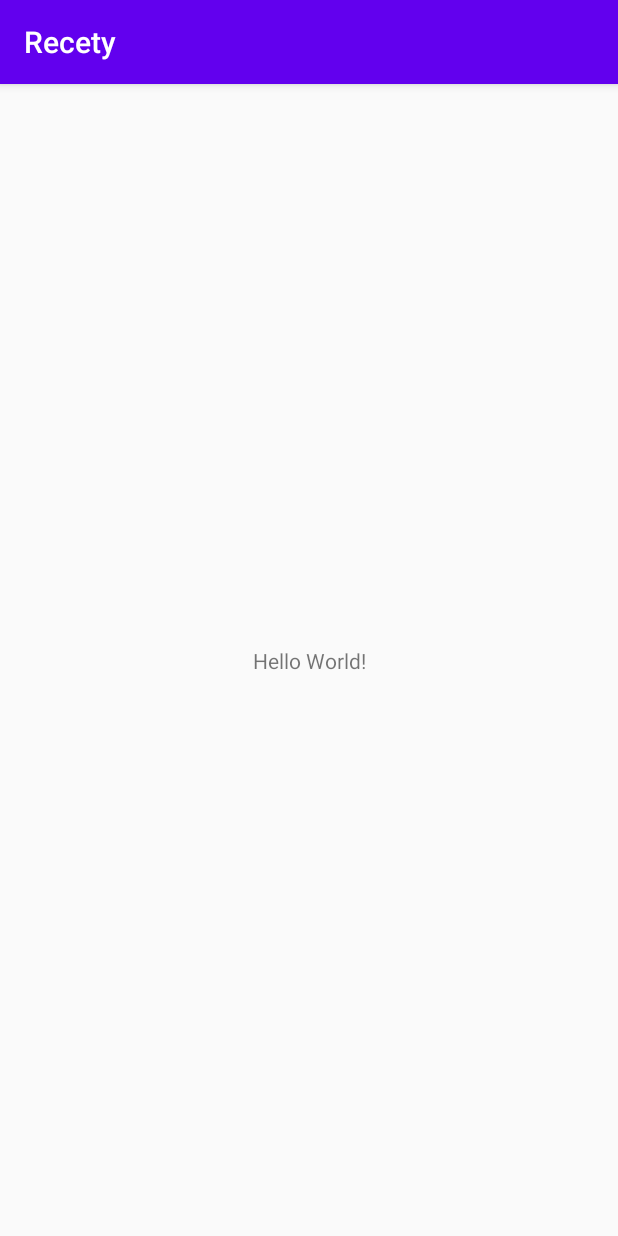
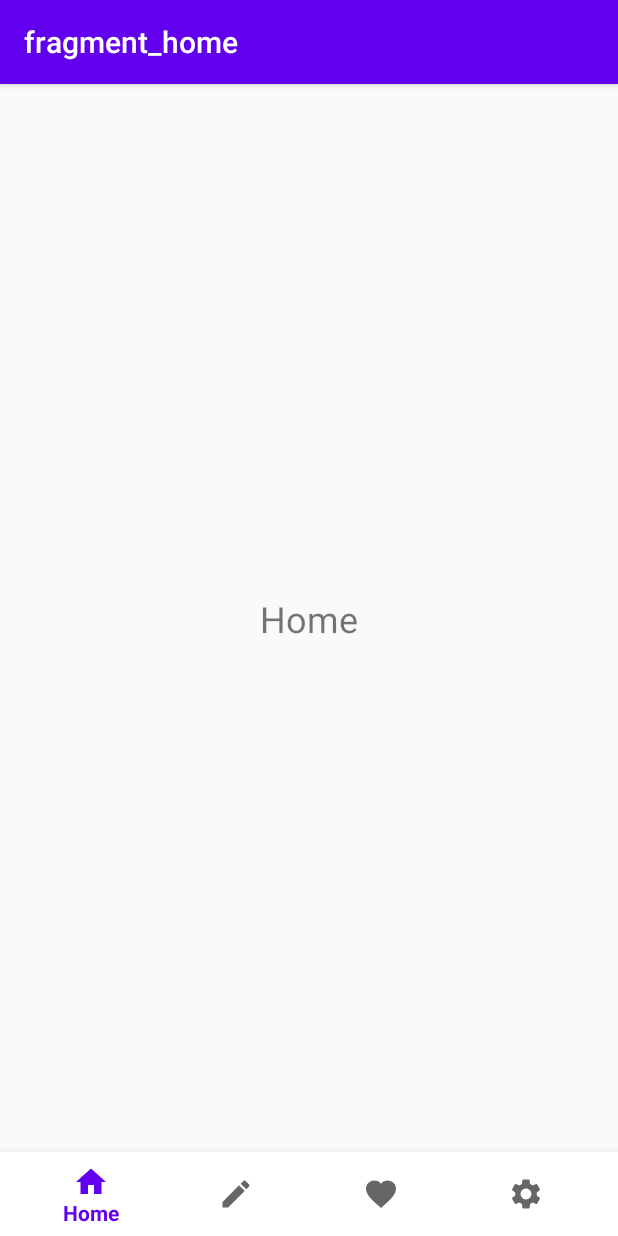
Before and after one commit to JorgeReyesU/Recety, an Android app: the screen it shows after launch (MainActivity), on a phone screen of 412 x 824 dp. Run offline under Robolectric (Android 15) with nearby library versions, the light colour scheme and no system bars; our stand-ins replace navigation-ui.

Commit message:
Bottom Navigation

```diff
--- a/app/build.gradle
+++ b/app/build.gradle
@@ -26,6 +26,10 @@ dependencies {
     implementation fileTree(dir: "libs", include: ["*.jar"])
     implementation 'androidx.appcompat:appcompat:1.2.0'
     implementation 'androidx.constraintlayout:constraintlayout:2.0.1'
+    implementation 'com.google.android.material:material:1.2.1'
+    implementation 'androidx.navigation:navigation-fragment:2.3.0'
+    implementation 'androidx.navigation:navigation-ui:2.3.0'
+    implementation 'androidx.legacy:legacy-support-v4:1.0.0'
     testImplementation 'junit:junit:4.12'
     androidTestImplementation 'androidx.test.ext:junit:1.1.2'
     androidTestImplementation 'androidx.test.espresso:espresso-core:3.3.0'
--- /dev/null
+++ b/app/src/main/java/com/example/recety/Home.java
@@ -0,0 +1,64 @@
+package com.example.recety;
+
+import android.os.Bundle;
+
+import androidx.fragment.app.Fragment;
+
+import android.view.LayoutInflater;
+import android.view.View;
+import android.view.ViewGroup;
+
+/**
+ * A simple {@link Fragment} subclass.
+ * Use the {@link Home#newInstance} factory method to
+ * create an instance of this fragment.
+ */
+public class Home extends Fragment {
+
+    // TODO: Rename parameter arguments, choose names that match
+    // the fragment initialization parameters, e.g. ARG_ITEM_NUMBER
+    private static final String ARG_PARAM1 = "param1";
+    private static final String ARG_PARAM2 = "param2";
+
+    // TODO: Rename and change types of parameters
+    private String mParam1;
+    private String mParam2;
+
+    public Home() {
+        // Required empty public constructor
+    }
+
+    /**
+     * Use this factory method to create a new instance of
+     * this fragment using the provided parameters.
+     *
+     * @param param1 Parameter 1.
+     * @param param2 Parameter 2.
+     * @return A new instance of fragment Home.
+     */
+    // TODO: Rename and change types and number of parameters
+    public static Home newInstance(String param1, String param2) {
+        Home fragment = new Home();
+        Bundle args = new Bundle();
+        args.putString(ARG_PARAM1, param1);
+        args.putString(ARG_PARAM2, param2);
+        fragment.setArguments(args);
+        return fragment;
+    }
+
+    @Override
+    public void onCreate(Bundle savedInstanceState) {
+        super.onCreate(savedInstanceState);
+        if (getArguments() != null) {
+            mParam1 = getArguments().getString(ARG_PARAM1);
+            mParam2 = getArguments().getString(ARG_PARAM2);
+        }
+    }
+
+    @Override
+    public View onCreateView(LayoutInflater inflater, ViewGroup container,
+                             Bundle savedInstanceState) {
+        // Inflate the layout for this fragment
+        return inflater.inflate(R.layout.fragment_home2, container, false);
+    }
+}
--- a/app/src/main/java/com/example/recety/MainActivity.java
+++ b/app/src/main/java/com/example/recety/MainActivity.java
@@ -1,8 +1,14 @@
 package com.example.recety;
 
 import androidx.appcompat.app.AppCompatActivity;
+import androidx.navigation.NavController;
+import androidx.navigation.Navigation;
+import androidx.navigation.ui.AppBarConfiguration;
+import androidx.navigation.ui.NavigationUI;
 
 import android.os.Bundle;
+
+import com.google.android.material.bottomnavigation.BottomNavigationView;
 
 public class MainActivity extends AppCompatActivity {
 
@@ -10,5 +16,15 @@ public class MainActivity extends AppCompatActivity {
     protected void onCreate(Bundle savedInstanceState) {
         super.onCreate(savedInstanceState);
         setContentView(R.layout.activity_main);
+
+        BottomNavigationView navView = findViewById(R.id.bottomNavigationView);
+        // Passing each menu ID as a set of Ids because each
+        // menu should be considered as top level destinations.
+        AppBarConfiguration appBarConfiguration = new AppBarConfiguration.Builder(
+                R.id.home, R.id.create, R.id.favorites, R.id.settings)
+                .build();
+        NavController navController = Navigation.findNavController(this, R.id.fragment);
+        NavigationUI.setupActionBarWithNavController(this, navController, appBarConfiguration);
+        NavigationUI.setupWithNavController(navView, navController);
     }
 }
--- /dev/null
+++ b/app/src/main/res/drawable/ic_create.xml
@@ -0,0 +1,10 @@
+<vector xmlns:android="http://schemas.android.com/apk/res/android"
+    android:width="24dp"
+    android:height="24dp"
+    android:viewportWidth="24"
+    android:viewportHeight="24"
+    android:tint="?attr/colorControlNormal">
+  <path
+      android:fillColor="@android:color/white"
+      android:pathData="M3,17.25V21h3.75L17.81,9.94l-3.75,-3.75L3,17.25zM20.71,7.04c0.39,-0.39 0.39,-1.02 0,-1.41l-2.34,-2.34c-0.39,-0.39 -1.02,-0.39 -1.41,0l-1.83,1.83 3.75,3.75 1.83,-1.83z"/>
+</vector>
--- /dev/null
+++ b/app/src/main/res/drawable/ic_favorite.xml
@@ -0,0 +1,10 @@
+<vector xmlns:android="http://schemas.android.com/apk/res/android"
+    android:width="24dp"
+    android:height="24dp"
+    android:viewportWidth="24"
+    android:viewportHeight="24"
+    android:tint="?attr/colorControlNormal">
+  <path
+      android:fillColor="@android:color/white"
+      android:pathData="M12,21.35l-1.45,-1.32C5.4,15.36 2,12.28 2,8.5 2,5.42 4.42,3 7.5,3c1.74,0 3.41,0.81 4.5,2.09C13.09,3.81 14.76,3 16.5,3 19.58,3 22,5.42 22,8.5c0,3.78 -3.4,6.86 -8.55,11.54L12,21.35z"/>
+</vector>
--- /dev/null
+++ b/app/src/main/res/drawable/ic_home.xml
@@ -0,0 +1,10 @@
+<vector xmlns:android="http://schemas.android.com/apk/res/android"
+    android:width="24dp"
+    android:height="24dp"
+    android:viewportWidth="24"
+    android:viewportHeight="24"
+    android:tint="?attr/colorControlNormal">
+  <path
+      android:fillColor="@android:color/white"
+      android:pathData="M10,20v-6h4v6h5v-8h3L12,3 2,12h3v8z"/>
+</vector>
--- /dev/null
+++ b/app/src/main/res/drawable/ic_settings.xml
@@ -0,0 +1,10 @@
+<vector xmlns:android="http://schemas.android.com/apk/res/android"
+    android:width="24dp"
+    android:height="24dp"
+    android:viewportWidth="24"
+    android:viewportHeight="24"
+    android:tint="?attr/colorControlNormal">
+  <path
+      android:fillColor="@android:color/white"
+      android:pathData="M19.14,12.94c0.04,-0.3 0.06,-0.61 0.06,-0.94c0,-0.32 -0.02,-0.64 -0.07,-0.94l2.03,-1.58c0.18,-0.14 0.23,-0.41 0.12,-0.61l-1.92,-3.32c-0.12,-0.22 -0.37,-0.29 -0.59,-0.22l-2.39,0.96c-0.5,-0.38 -1.03,-0.7 -1.62,-0.94L14.4,2.81c-0.04,-0.24 -0.24,-0.41 -0.48,-0.41h-3.84c-0.24,0 -0.43,0.17 -0.47,0.41L9.25,5.35C8.66,5.59 8.12,5.92 7.63,6.29L5.24,5.33c-0.22,-0.08 -0.47,0 -0.59,0.22L2.74,8.87C2.62,9.08 2.66,9.34 2.86,9.48l2.03,1.58C4.84,11.36 4.8,11.69 4.8,12s0.02,0.64 0.07,0.94l-2.03,1.58c-0.18,0.14 -0.23,0.41 -0.12,0.61l1.92,3.32c0.12,0.22 0.37,0.29 0.59,0.22l2.39,-0.96c0.5,0.38 1.03,0.7 1.62,0.94l0.36,2.54c0.05,0.24 0.24,0.41 0.48,0.41h3.84c0.24,0 0.44,-0.17 0.47,-0.41l0.36,-2.54c0.59,-0.24 1.13,-0.56 1.62,-0.94l2.39,0.96c0.22,0.08 0.47,0 0.59,-0.22l1.92,-3.32c0.12,-0.22 0.07,-0.47 -0.12,-0.61L19.14,12.94zM12,15.6c-1.98,0 -3.6,-1.62 -3.6,-3.6s1.62,-3.6 3.6,-3.6s3.6,1.62 3.6,3.6S13.98,15.6 12,15.6z"/>
+</vector>
--- a/app/src/main/res/layout/activity_main.xml
+++ b/app/src/main/res/layout/activity_main.xml
@@ -6,13 +6,26 @@
     android:layout_height="match_parent"
     tools:context=".MainActivity">
 
-    <TextView
-        android:layout_width="wrap_content"
+    <com.google.android.material.bottomnavigation.BottomNavigationView
+        android:id="@+id/bottomNavigationView"
+        android:layout_width="match_parent"
         android:layout_height="wrap_content"
-        android:text="Hello World!"
+        android:background="#fff"
         app:layout_constraintBottom_toBottomOf="parent"
-        app:layout_constraintLeft_toLeftOf="parent"
-        app:layout_constraintRight_toRightOf="parent"
-        app:layout_constraintTop_toTopOf="parent" />
+        app:layout_constraintEnd_toEndOf="parent"
+        app:layout_constraintStart_toStartOf="parent"
+        app:menu="@menu/bottom_menu"/>
 
+
+    <fragment
+        android:id="@+id/fragment"
+        android:name="androidx.navigation.fragment.NavHostFragment"
+        android:layout_width="409dp"
+        android:layout_height="673dp"
+        app:defaultNavHost="true"
+        app:layout_constraintBottom_toTopOf="@+id/bottomNavigationView"
+        app:layout_constraintEnd_toEndOf="parent"
+        app:layout_constraintStart_toStartOf="parent"
+        app:layout_constraintTop_toTopOf="parent"
+        app:navGraph="@navigation/my_nav" />
 </androidx.constraintlayout.widget.ConstraintLayout>
--- /dev/null
+++ b/app/src/main/res/layout/fragment_home2.xml
@@ -0,0 +1,19 @@
+<?xml version="1.0" encoding="utf-8"?>
+<androidx.constraintlayout.widget.ConstraintLayout xmlns:android="http://schemas.android.com/apk/res/android"
+    xmlns:app="http://schemas.android.com/apk/res-auto"
+    xmlns:tools="http://schemas.android.com/tools"
+    android:layout_width="match_parent"
+    android:layout_height="match_parent"
+    tools:context=".Home">
+
+    <TextView
+        android:id="@+id/textView3"
+        android:layout_width="wrap_content"
+        android:layout_height="wrap_content"
+        android:text="Home"
+        android:textSize="24dp"
+        app:layout_constraintBottom_toBottomOf="parent"
+        app:layout_constraintEnd_toEndOf="parent"
+        app:layout_constraintStart_toStartOf="parent"
+        app:layout_constraintTop_toTopOf="parent" />
+</androidx.constraintlayout.widget.ConstraintLayout>
--- /dev/null
+++ b/app/src/main/res/menu/bottom_menu.xml
@@ -0,0 +1,24 @@
+<?xml version="1.0" encoding="utf-8"?>
+<menu xmlns:android="http://schemas.android.com/apk/res/android">
+
+    <item
+        android:id="@+id/home"
+        android:title="Home"
+        android:icon="@drawable/ic_home"/>
+
+    <item
+        android:id="@+id/create"
+        android:title="Create"
+        android:icon="@drawable/ic_create"/>
+
+    <item
+        android:id="@+id/favorites"
+        android:title="Favorites"
+        android:icon="@drawable/ic_favorite"/>
+
+    <item
+        android:id="@+id/settings"
+        android:title="Settings"
+        android:icon="@drawable/ic_settings"/>
+
+</menu>
--- /dev/null
+++ b/app/src/main/res/navigation/my_nav.xml
@@ -0,0 +1,28 @@
+<?xml version="1.0" encoding="utf-8"?>
+<navigation xmlns:android="http://schemas.android.com/apk/res/android"
+    xmlns:app="http://schemas.android.com/apk/res-auto"
+    xmlns:tools="http://schemas.android.com/tools"
+    android:id="@+id/my_nav"
+    app:startDestination="@id/home">
+
+    <fragment
+        android:id="@+id/home"
+        android:name="com.example.recety.Home"
+        android:label="fragment_home"
+        tools:layout="@layout/fragment_home2" />
+    <fragment
+        android:id="@+id/create"
+        android:name="com.example.recety.Create"
+        android:label="fragment_create"
+        tools:layout="@layout/fragment_create2" />
+    <fragment
+        android:id="@+id/favorites"
+        android:name="com.example.recety.Favorites"
+        android:label="fragment_favorites"
+        tools:layout="@layout/fragment_favorites2" />
+    <fragment
+        android:id="@+id/settings"
+        android:name="com.example.recety.Settings"
+        android:label="fragment_settings"
+        tools:layout="@layout/fragment_settings2" />
+</navigation>
--- a/app/src/main/res/values/strings.xml
+++ b/app/src/main/res/values/strings.xml
@@ -1,3 +1,5 @@
 <resources>
     <string name="app_name">Recety</string>
+    <!-- TODO: Remove or change this placeholder text -->
+    <string name="hello_blank_fragment">Hello blank fragment</string>
 </resources>
```
Also changed, not shown: app/src/main/java/com/example/recety/Create.java (added, +64 -0 lines), app/src/main/java/com/example/recety/Favorites.java (added, +64 -0 lines), app/src/main/java/com/example/recety/Settings.java (added, +64 -0 lines), app/src/main/res/layout/fragment_create2.xml (added, +24 -0 lines), app/src/main/res/layout/fragment_favorites2.xml (added, +19 -0 lines), app/src/main/res/layout/fragment_settings2.xml (added, +19 -0 lines).
